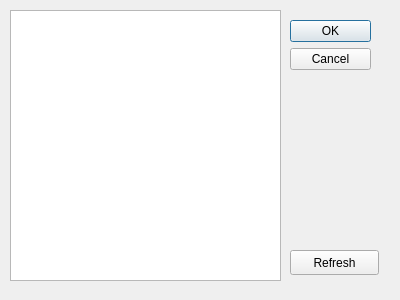
Qt form UI/logdialog.ui (pgTech123/Luciole) before a commit.
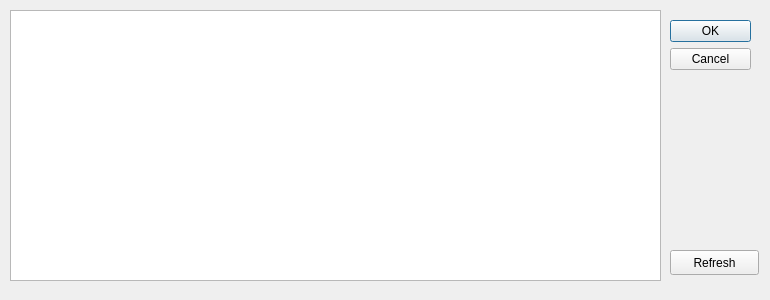
The same form after that commit.

Patch:
```diff
--- a/UI/logdialog.ui
+++ b/UI/logdialog.ui
@@ -6,7 +6,7 @@
    <rect>
     <x>0</x>
     <y>0</y>
-    <width>400</width>
+    <width>770</width>
     <height>300</height>
    </rect>
   </property>
@@ -16,7 +16,7 @@
   <widget class="QDialogButtonBox" name="buttonBox">
    <property name="geometry">
     <rect>
-     <x>290</x>
+     <x>670</x>
      <y>20</y>
      <width>81</width>
      <height>241</height>
@@ -34,7 +34,7 @@
     <rect>
      <x>10</x>
      <y>10</y>
-     <width>271</width>
+     <width>651</width>
      <height>271</height>
     </rect>
    </property>
@@ -42,7 +42,7 @@
   <widget class="QPushButton" name="pushButtonRefresh">
    <property name="geometry">
     <rect>
-     <x>290</x>
+     <x>670</x>
      <y>250</y>
      <width>89</width>
      <height>25</height>
```
